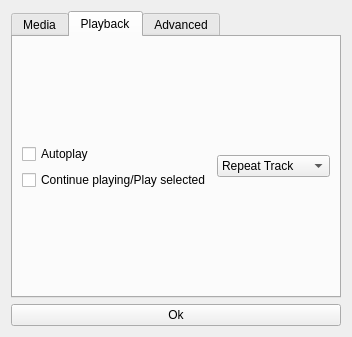
xxfischixx2/TXmp, file settings.ui: the form before one commit.
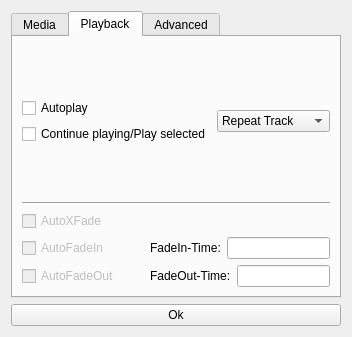
The form after the commit. The open tabs and pages were chosen to show the change. Icons and pictures are not drawn.

```diff
--- a/settings.ui
+++ b/settings.ui
@@ -87,6 +87,8 @@
       <attribute name="title">
        <string>Playback</string>
       </attribute>
+      <layout class="QVBoxLayout" name="verticalLayout_4">
+       <item>
       <layout class="QHBoxLayout" name="horizontalLayout_3">
        <item>
         <layout class="QVBoxLayout" name="verticalLayout_3">
@@ -181,6 +183,99 @@
         </widget>
        </item>
       </layout>
+       </item>
+       <item>
+        <widget class="Line" name="line">
+         <property name="orientation">
+          <enum>Qt::Horizontal</enum>
+         </property>
+        </widget>
+       </item>
+       <item>
+        <widget class="QCheckBox" name="autoXfade">
+         <property name="enabled">
+          <bool>false</bool>
+         </property>
+         <property name="text">
+          <string>AutoXFade</string>
+         </property>
+        </widget>
+       </item>
+       <item>
+        <layout class="QHBoxLayout" name="horizontalLayout_6">
+         <item>
+          <widget class="QCheckBox" name="autoFadeIn">
+           <property name="enabled">
+            <bool>false</bool>
+           </property>
+           <property name="text">
+            <string>AutoFadeIn</string>
+           </property>
+          </widget>
+         </item>
+         <item>
+          <spacer name="horizontalSpacer">
+           <property name="orientation">
+            <enum>Qt::Horizontal</enum>
+           </property>
+           <property name="sizeHint" stdset="0">
+            <size>
+             <width>40</width>
+             <height>20</height>
+            </size>
+           </property>
+          </spacer>
+         </item>
+         <item>
+          <widget class="QLabel" name="FadeInLabel">
+           <property name="text">
+            <string>FadeIn-Time:</string>
+           </property>
+          </widget>
+         </item>
+         <item>
+          <widget class="QLineEdit" name="fadeInTime"/>
+         </item>
+        </layout>
+       </item>
+       <item>
+        <layout class="QHBoxLayout" name="horizontalLayout_7">
+         <item>
+          <widget class="QCheckBox" name="autoFadeOut">
+           <property name="enabled">
+            <bool>false</bool>
+           </property>
+           <property name="text">
+            <string>AutoFadeOut</string>
+           </property>
+          </widget>
+         </item>
+         <item>
+          <spacer name="horizontalSpacer_2">
+           <property name="orientation">
+            <enum>Qt::Horizontal</enum>
+           </property>
+           <property name="sizeHint" stdset="0">
+            <size>
+             <width>40</width>
+             <height>20</height>
+            </size>
+           </property>
+          </spacer>
+         </item>
+         <item>
+          <widget class="QLabel" name="fadeOutLabel">
+           <property name="text">
+            <string>FadeOut-Time:</string>
+           </property>
+          </widget>
+         </item>
+         <item>
+          <widget class="QLineEdit" name="fadeOutTime"/>
+         </item>
+        </layout>
+       </item>
+      </layout>
      </widget>
      <widget class="QWidget" name="advanced">
       <attribute name="title">
```
Left out of the diff: 3 changed lines with no effect on the pictures. Lines whose indentation alone changed are shown as unchanged.
